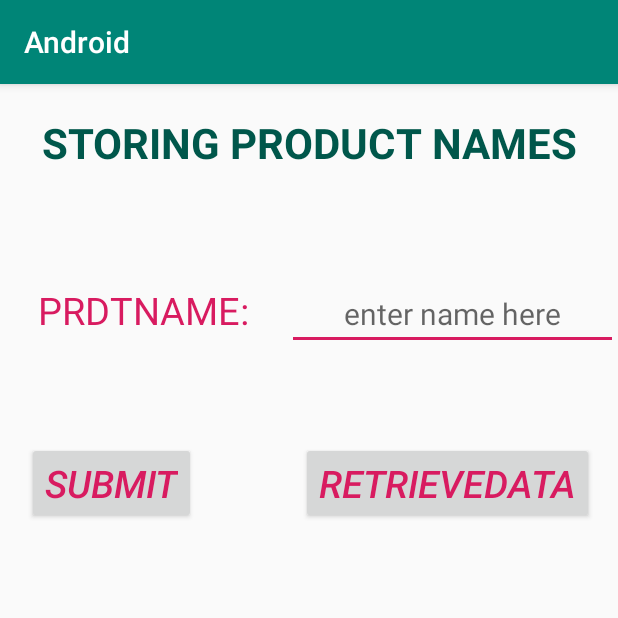
After one commit to Elinah555/Android, an Android app: the ProductRegistration screen opened directly, with no data from a screen before it, on a phone screen of 412 x 824 dp, the top half of it. The commit adds this screen. Run offline under Robolectric (Android 15) with nearby library versions, the phone set to English and light mode, and no system bars.

Commit message:
added more functionalities like ContentProviders,SQLite database,and Google maps

```diff
--- a/app/build.gradle
+++ b/app/build.gradle
@@ -23,6 +23,7 @@ dependencies {
     implementation fileTree(dir: 'libs', include: ['*.jar'])
     implementation 'androidx.appcompat:appcompat:1.1.0'
     implementation 'androidx.constraintlayout:constraintlayout:1.1.3'
+    implementation 'com.google.android.gms:play-services-maps:16.1.0'
     testImplementation 'junit:junit:4.12'
     androidTestImplementation 'androidx.test.ext:junit:1.1.1'
     androidTestImplementation 'androidx.test.espresso:espresso-core:3.2.0'
--- a/app/src/main/java/com/example/android/DisplayMessageActivity.java
+++ b/app/src/main/java/com/example/android/DisplayMessageActivity.java
@@ -75,6 +75,10 @@ public class DisplayMessageActivity extends AppCompatActivity {
             case R.id.music:
                 startActivity( new Intent(this,PlayMusic.class));
                 return true;
+
+            case R.id.GMap:
+                startActivity( new Intent(this,MapsActivity.class));
+                return true;
             default:
                 return super.onOptionsItemSelected(item);
         }
--- a/app/src/main/java/com/example/android/MyReceiverBroad.java
+++ b/app/src/main/java/com/example/android/MyReceiverBroad.java
@@ -18,9 +18,9 @@ public class MyReceiverBroad extends BroadcastReceiver {
         toast.setGravity(Gravity.CENTER,0,0);
         toast.show();
         //calling the vibrator
-        Vibrator vibratoralarm;
-        vibratoralarm = (Vibrator) context.getSystemService(Context.VIBRATOR_SERVICE);
-        vibratoralarm.vibrate(3000);
+        Vibrator vibratorAlarm;
+        vibratorAlarm = (Vibrator) context.getSystemService(Context.VIBRATOR_SERVICE);
+        vibratorAlarm.vibrate(3000);
 
 
     }
--- /dev/null
+++ b/app/src/main/java/com/example/android/ProductRegistration.java
@@ -0,0 +1,45 @@
+package com.example.android;
+
+import androidx.appcompat.app.AppCompatActivity;
+
+import android.content.ContentValues;
+import android.database.Cursor;
+import android.net.Uri;
+import android.os.Bundle;
+import android.view.View;
+import android.widget.EditText;
+import android.widget.Toast;
+
+public class ProductRegistration extends AppCompatActivity {
+
+    @Override
+    protected void onCreate(Bundle savedInstanceState) {
+        super.onCreate(savedInstanceState);
+        setContentView(R.layout.activity_product_registration);
+    }
+    public void SubmitData(View view){
+        //inserting a new product record on clicking the submit button.
+        ContentValues contentValues = new ContentValues();
+        contentValues.put( MyProductsProvider.PNAME, ((EditText)findViewById(R.id.edit_txt9)).getText().toString());
+
+        Uri newUri = getContentResolver().insert(MyProductsProvider.CONTENT_URI, contentValues);
+        Toast.makeText(getBaseContext(), newUri.toString(), Toast.LENGTH_LONG).show();
+
+    }
+    public void RetrieveData (View view) {
+        //retrieving or viewing records inserted.
+        String URL = "content://com.example.android.MyProductsProvider/products";
+         Uri nnewUri= Uri.parse(URL);
+        Cursor cursor = getContentResolver().query( nnewUri, null, null, null, "product_name");
+        if (cursor.moveToFirst()){
+            do {
+                Toast.makeText(this, cursor.getString(cursor.getColumnIndex(MyProductsProvider.ID)) +
+                        ", " + cursor.getString(cursor.getColumnIndex(MyProductsProvider.PNAME)), Toast.LENGTH_LONG).show();
+            }
+            while (cursor.moveToNext());
+        }
+        cursor.close();
+
+    }
+
+}
--- /dev/null
+++ b/app/src/main/res/layout/activity_product_registration.xml
@@ -0,0 +1,78 @@
+<?xml version="1.0" encoding="utf-8"?>
+<LinearLayout xmlns:android="http://schemas.android.com/apk/res/android"
+    xmlns:app="http://schemas.android.com/apk/res-auto"
+    xmlns:tools="http://schemas.android.com/tools"
+    android:layout_width="match_parent"
+    android:layout_height="match_parent"
+    android:orientation="vertical"
+    tools:context=".ProductRegistration">
+
+    <TextView
+        android:padding="20dp"
+        android:layout_width="match_parent"
+        android:layout_height="wrap_content"
+        android:text="Storing Product names"
+        android:textAllCaps="true"
+        android:textColor="@color/colorPrimaryDark"
+        android:textStyle="bold"
+        android:textSize="28dp"
+        android:textAlignment="center"/>
+
+
+    <LinearLayout
+        android:layout_width="match_parent"
+        android:layout_height="wrap_content"
+        android:orientation="horizontal">
+
+        <TextView
+            android:layout_marginTop="30dp"
+            android:padding="25dp"
+            android:layout_width="wrap_content"
+            android:layout_height="wrap_content"
+            android:text="PRDTNAME:"
+            android:textColor="@color/colorAccent"
+            android:textSize="25dp"
+            />
+        <EditText
+            android:id="@+id/edit_txt9"
+            android:layout_marginTop="30dp"
+            android:layout_width="match_parent"
+            android:layout_height="wrap_content"
+            android:textAlignment="center"
+            android:hint="enter name here"
+            android:textSize="20dp"
+            />
+    </LinearLayout>
+
+    <LinearLayout
+        android:layout_width="match_parent"
+        android:layout_height="wrap_content"
+        android:orientation="horizontal">
+
+        <Button
+            android:id="@+id/btn_sub1"
+            android:layout_width="wrap_content"
+            android:layout_height="wrap_content"
+            android:layout_marginLeft="18dp"
+            android:layout_marginTop="45dp"
+            android:onClick="SubmitData"
+            android:text="SUBMIT"
+            android:textColor="@color/colorAccent"
+            android:textSize="25dp"
+            android:textStyle="italic"
+            tools:ignore="OnClick" />
+
+        <Button
+            android:id="@+id/btn_retrieve"
+            android:layout_width="wrap_content"
+            android:layout_height="wrap_content"
+            android:layout_marginLeft="70dp"
+            android:layout_marginTop="45dp"
+            android:onClick="RetrieveData"
+            android:text="RETRIEVEDATA"
+            android:textColor="@color/colorAccent"
+            android:textSize="25dp"
+            android:textStyle="italic" />
+</LinearLayout>
+
+</LinearLayout>
--- a/app/src/main/res/menu/menufile.xml
+++ b/app/src/main/res/menu/menufile.xml
@@ -1,5 +1,6 @@
 <?xml version="1.0" encoding="utf-8"?>
 <menu xmlns:android="http://schemas.android.com/apk/res/android">
+    <item android:id="@+id/storage" android:title="ProductDatabase"></item>
     <item android:id="@+id/locat" android:title="Location/Recycler"></item>
     <item android:id="@+id/prod" android:title="makeCall"></item>
     <item android:id="@+id/list" android:title="ListView"></item>
@@ -7,7 +8,7 @@
     <item android:id="@+id/email" android:title="sendemail"></item>
     <item android:id="@+id/extstr" android:title="ExternalSaveMessage"></item>
     <item android:id="@+id/Internally" android:title="InternalSaveMessage"></item>
-
+    <item android:id="@+id/GMap" android:title="GoogleMaps"></item>
 
 
 </menu>
--- a/app/src/main/res/values/strings.xml
+++ b/app/src/main/res/values/strings.xml
@@ -1,4 +1,6 @@
 <resources>
     <string name="app_name">Android</string>
     <string name="company">hardware</string>
+    <string name="title_activity_my_maps">Map</string>
+    <string name="title_activity_maps">Map</string>
 </resources>
```
Also changed, not shown: app/src/debug/res/values/google_maps_api.xml (added, +24 -0 lines), app/src/main/AndroidManifest.xml (+40 -5 lines), app/src/main/java/com/example/android/MainActivity.java (+7 -4 lines), app/src/main/java/com/example/android/MapsActivity.java (added, +47 -0 lines), app/src/main/java/com/example/android/MyProductsProvider.java (added, +203 -0 lines), app/src/main/res/layout/activity_maps.xml (added, +9 -0 lines), 2 other files.
